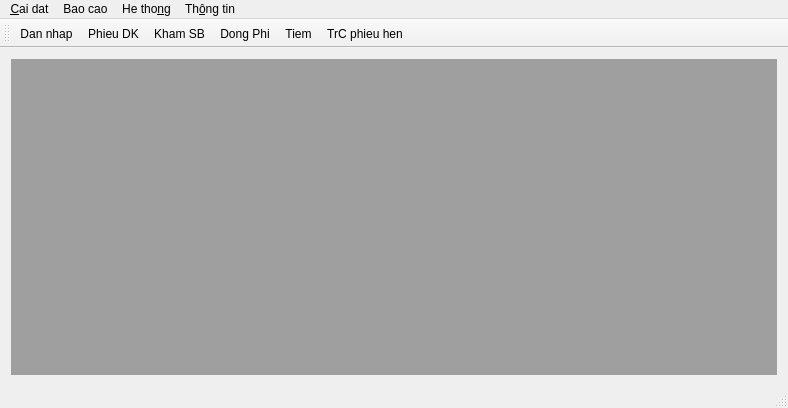
Above: mainwindow.ui from xdien/tcmr before the change. Below: the same form after it.
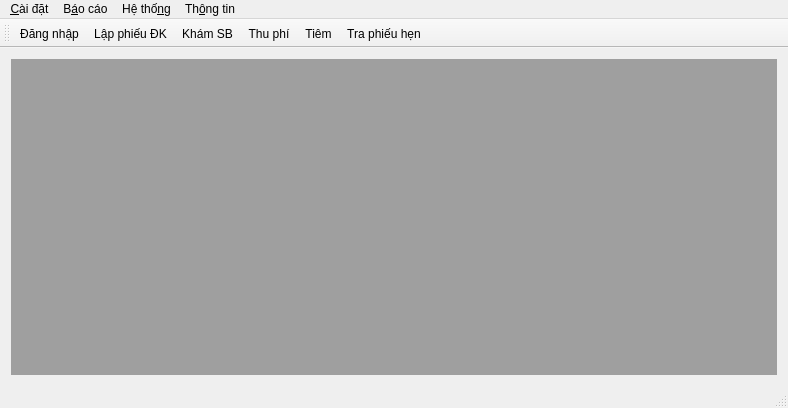
That is the form after the change.

Commit message: Dat lai tua de cho cac form

```diff
--- a/mainwindow.ui
+++ b/mainwindow.ui
@@ -31,20 +31,20 @@
    </property>
    <widget class="QMenu" name="menuCai_dat">
     <property name="title">
-     <string>&amp;Cai dat</string>
+     <string>&amp;Cài đặt</string>
     </property>
     <addaction name="actionSQL"/>
    </widget>
    <widget class="QMenu" name="menuBao_cao">
     <property name="title">
-     <string>Bao cao</string>
+     <string>B&amp;áo cáo</string>
     </property>
     <addaction name="actionTC_cho_tr_em"/>
     <addaction name="actionBenh_truyen_nhiem"/>
    </widget>
    <widget class="QMenu" name="menuHe_thong">
     <property name="title">
-     <string>He tho&amp;ng</string>
+     <string>Hệ thố&amp;ng</string>
     </property>
     <addaction name="actionQl_nv"/>
     <addaction name="actionQl_benh"/>
@@ -92,32 +92,32 @@
   </action>
   <action name="actionDan_nhap">
    <property name="text">
-    <string>Dan nhap</string>
+    <string>Đăng nhập</string>
    </property>
   </action>
   <action name="actionPhieu_DK">
    <property name="text">
-    <string>Phieu DK</string>
+    <string>Lập phiếu ĐK</string>
    </property>
   </action>
   <action name="actionKham_SB">
    <property name="text">
-    <string>Kham SB</string>
+    <string>Khám SB</string>
    </property>
   </action>
   <action name="actionDong_Phi">
    <property name="text">
-    <string>Dong Phi</string>
+    <string>Thu phí</string>
    </property>
   </action>
   <action name="actionTiem">
    <property name="text">
-    <string>Tiem</string>
+    <string>Tiêm</string>
    </property>
   </action>
   <action name="actionTrC_phieu_hen">
    <property name="text">
-    <string>TrC phieu hen</string>
+    <string>Tra phiếu hẹn</string>
    </property>
   </action>
   <action name="actionQl_nv">
```
Left out of the diff: 6 changed lines with no effect on the pictures. The commit also changes 6 other files.
